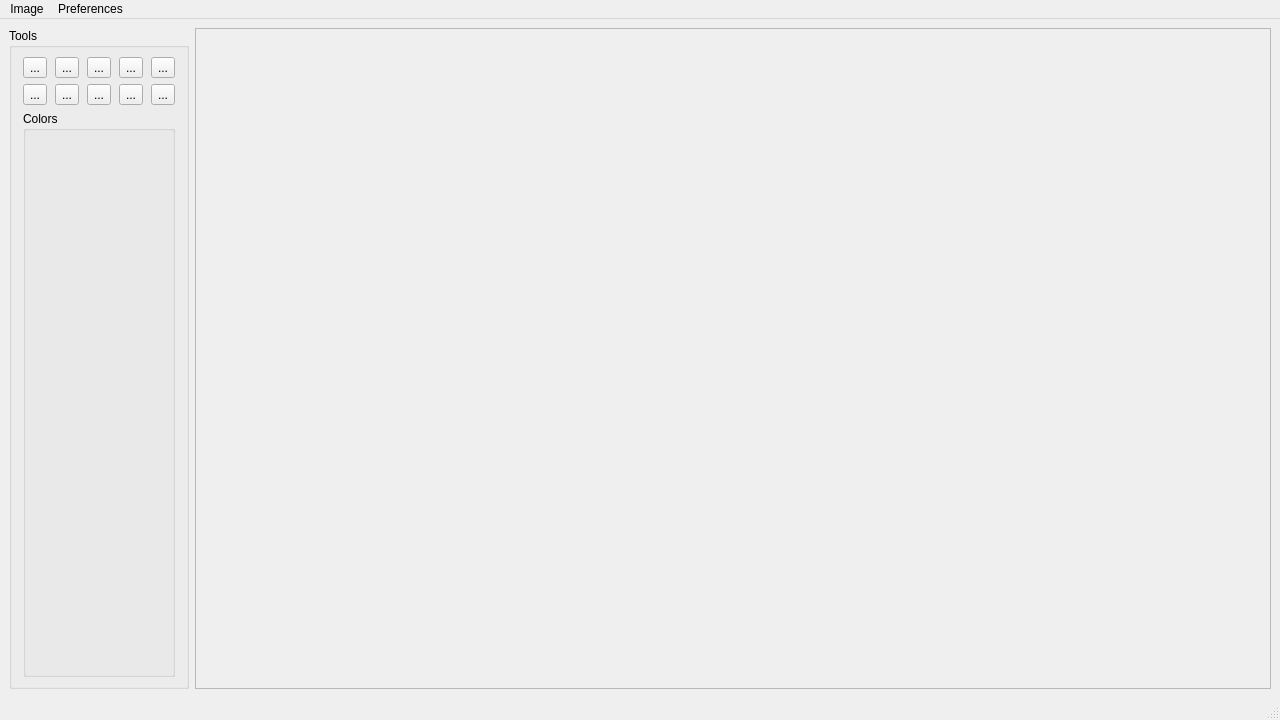
The window that Ink/editor.ui (ErnestsEida/project-ink) describes before a commit, drawn with Qt 5.
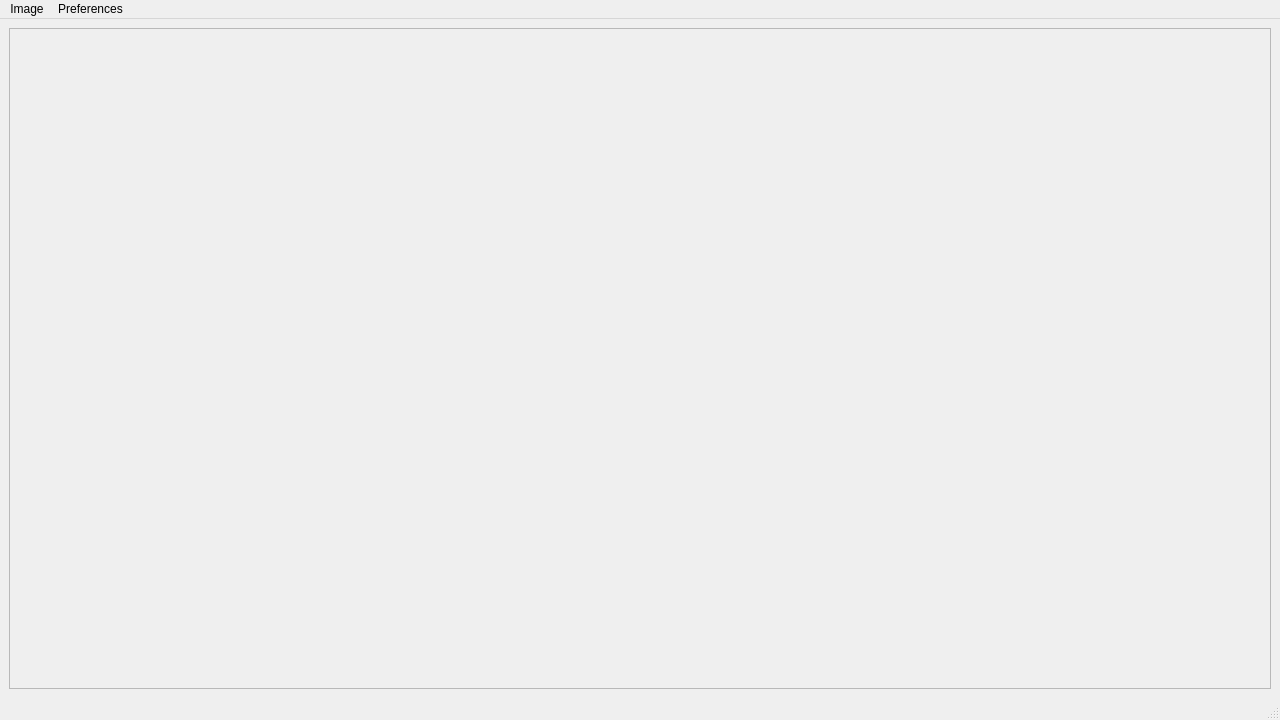
The same window after the commit.

Diff of the .ui file:
```diff
--- a/Ink/editor.ui
+++ b/Ink/editor.ui
@@ -28,111 +28,20 @@
    </property>
    <layout class="QGridLayout" name="gridLayout">
     <item row="0" column="0">
-     <widget class="QGroupBox" name="toolbox">
-      <property name="minimumSize">
-       <size>
-        <width>180</width>
-        <height>180</height>
-       </size>
+     <widget class="QScrollArea" name="scrollArea">
+      <property name="widgetResizable">
+       <bool>true</bool>
       </property>
-      <property name="maximumSize">
-       <size>
-        <width>180</width>
-        <height>16777215</height>
-       </size>
-      </property>
-      <property name="title">
-       <string>Tools</string>
-      </property>
-      <layout class="QGridLayout" name="gridLayout_2">
-       <item row="0" column="3">
-        <widget class="QToolButton" name="toolButton">
-         <property name="text">
-          <string>...</string>
-         </property>
-        </widget>
-       </item>
-       <item row="2" column="3" colspan="5">
-        <widget class="QGroupBox" name="groupBox">
-         <property name="title">
-          <string>Colors</string>
-         </property>
-        </widget>
-       </item>
-       <item row="0" column="5">
-        <widget class="QToolButton" name="toolButton_3">
-         <property name="text">
-          <string>...</string>
-         </property>
-        </widget>
-       </item>
-       <item row="0" column="7">
-        <widget class="QToolButton" name="toolButton_5">
-         <property name="text">
-          <string>...</string>
-         </property>
-        </widget>
-       </item>
-       <item row="0" column="4">
-        <widget class="QToolButton" name="toolButton_2">
-         <property name="text">
-          <string>...</string>
-         </property>
-        </widget>
-       </item>
-       <item row="0" column="6">
-        <widget class="QToolButton" name="toolButton_4">
-         <property name="text">
-          <string>...</string>
-         </property>
-        </widget>
-       </item>
-       <item row="1" column="3">
-        <widget class="QToolButton" name="toolButton_6">
-         <property name="text">
-          <string>...</string>
-         </property>
-        </widget>
-       </item>
-       <item row="1" column="4">
-        <widget class="QToolButton" name="toolButton_7">
-         <property name="text">
-          <string>...</string>
-         </property>
-        </widget>
-       </item>
-       <item row="1" column="5">
-        <widget class="QToolButton" name="toolButton_8">
-         <property name="text">
-          <string>...</string>
-         </property>
-        </widget>
-       </item>
-       <item row="1" column="6">
-        <widget class="QToolButton" name="toolButton_9">
-         <property name="text">
-          <string>...</string>
-         </property>
-        </widget>
-       </item>
-       <item row="1" column="7">
-        <widget class="QToolButton" name="toolButton_10">
-         <property name="text">
-          <string>...</string>
-         </property>
-        </widget>
-       </item>
-      </layout>
-     </widget>
-    </item>
-    <item row="0" column="1">
-     <widget class="QFrame" name="frame">
-      <property name="frameShape">
-       <enum>QFrame::StyledPanel</enum>
-      </property>
-      <property name="frameShadow">
-       <enum>QFrame::Raised</enum>
-      </property>
+      <widget class="QWidget" name="drawlayout">
+       <property name="geometry">
+        <rect>
+         <x>0</x>
+         <y>0</y>
+         <width>1260</width>
+         <height>656</height>
+        </rect>
+       </property>
+      </widget>
      </widget>
     </item>
    </layout>
```
Left out of the diff: 2 changed lines with no effect on the pictures.
